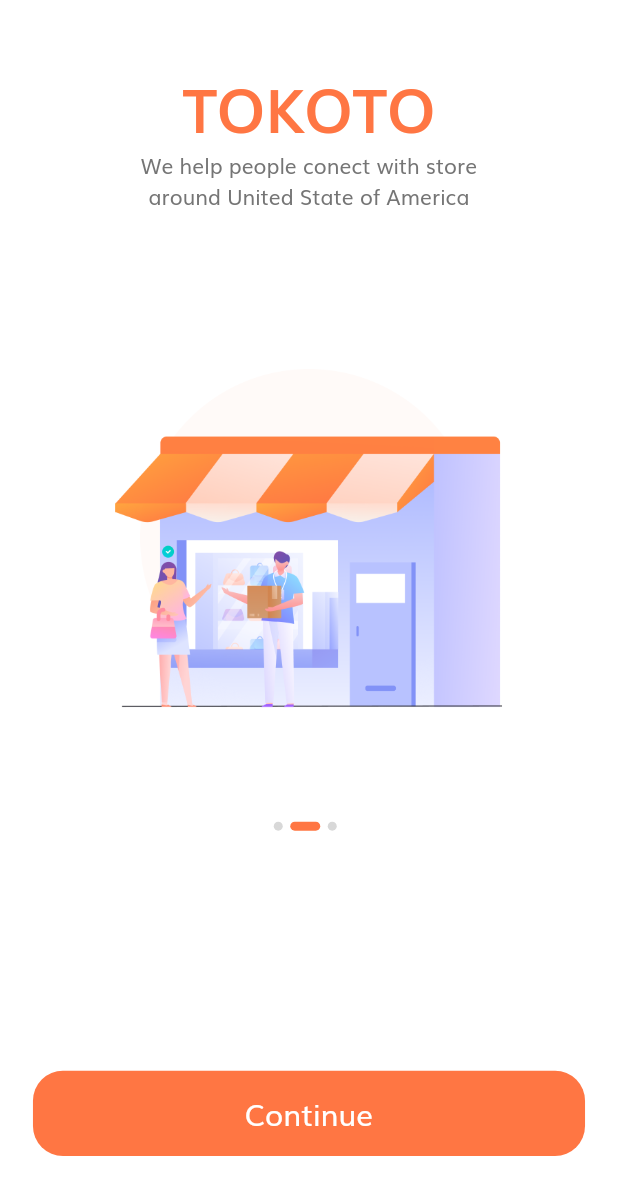
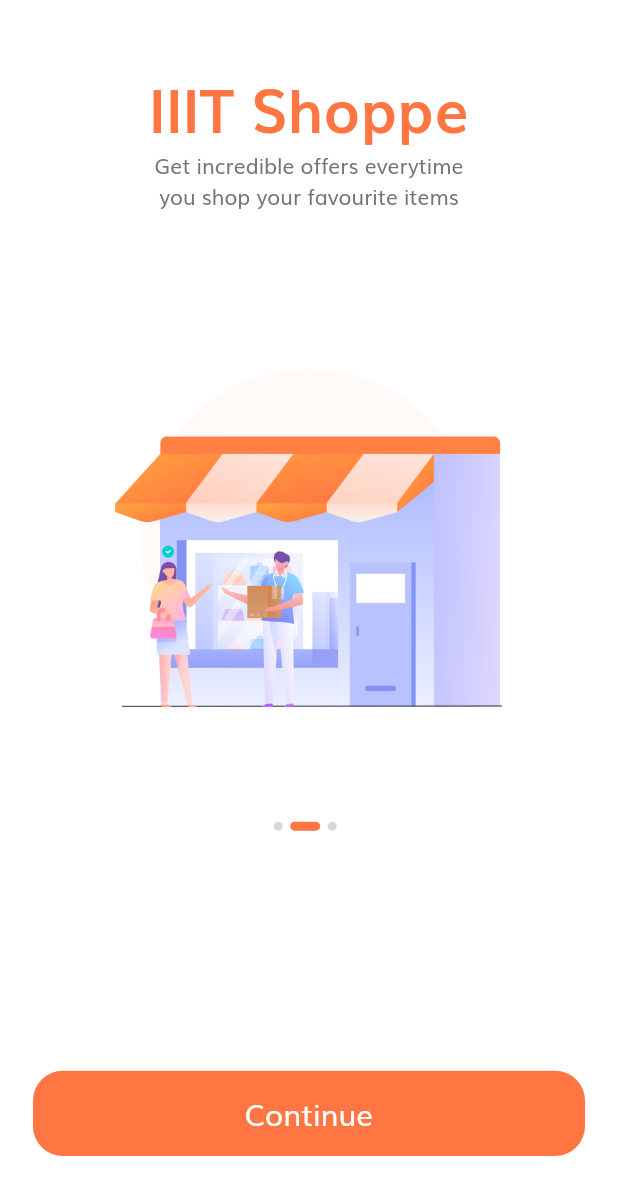
Before and after one commit to theadityarawat/theShoppingApp, a Flutter app: the screen it shows after launch, swiped to page 2, on a phone screen of 412 x 824 dp. Shown: the top 1195 px of the screen. Run offline on Flutter 3.47's test engine with Material 2 defaults, Android fonts, the phone set to English and light mode, and no system bars; our stand-ins replace flutter_svg.

Commit message:
Update 1.0.0

```diff
--- a/lib/screens/splash/components/body.dart
+++ b/lib/screens/splash/components/body.dart
@@ -15,13 +15,9 @@ class Body extends StatefulWidget {
 class _BodyState extends State<Body> {
   int currentPage = 0;
   List<Map<String, String>> splashData = [
+    {"text": "IIIT Shopping App", "image": "assets/images/splash_1.png"},
     {
-      "text": "Welcome to Tokoto, Let’s shop!",
-      "image": "assets/images/splash_1.png"
-    },
-    {
-      "text":
-          "We help people conect with store \naround United State of America",
+      "text": "Get incredible offers everytime \nyou shop your favourite items",
       "image": "assets/images/splash_2.png"
     },
     {
--- a/lib/screens/splash/components/splash_content.dart
+++ b/lib/screens/splash/components/splash_content.dart
@@ -17,7 +17,7 @@ class SplashContent extends StatelessWidget {
       children: <Widget>[
         Spacer(),
         Text(
-          "TOKOTO",
+          "IIIT Shoppe",
           style: TextStyle(
             fontSize: getProportionateScreenWidth(36),
             color: kMainColor,
```
Also changed, not shown: 1.png (deleted), 2.png (deleted), 3.png (deleted), 4.png (deleted), 5.png (deleted), 6.png (deleted), 7.png (deleted).
